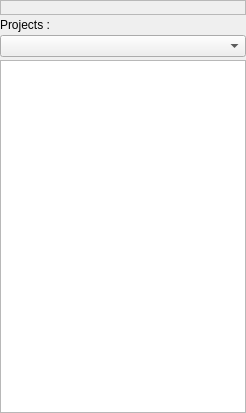
Above: v2/branches/noproject2/trunk/monkey/src/projectsmanager/ui/UIProjectsManager.ui from testmana2/mks before the change. Below: the same form after it.
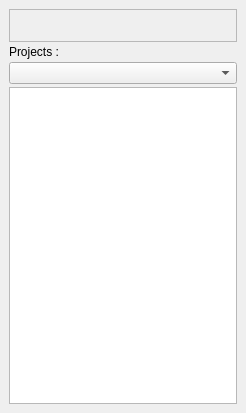
That is the form after the change.

Commit message: reintegrated NoProject to the trunk, now it's ready for integrating with build menu and compiler

Patch:
```diff
--- a/v2/branches/noproject2/trunk/monkey/src/projectsmanager/ui/UIProjectsManager.ui
+++ b/v2/branches/noproject2/trunk/monkey/src/projectsmanager/ui/UIProjectsManager.ui
@@ -17,18 +17,6 @@
     <property name="spacing" >
      <number>3</number>
     </property>
-    <property name="leftMargin" >
-     <number>0</number>
-    </property>
-    <property name="topMargin" >
-     <number>0</number>
-    </property>
-    <property name="rightMargin" >
-     <number>0</number>
-    </property>
-    <property name="bottomMargin" >
-     <number>0</number>
-    </property>
     <item>
      <widget class="QFrame" name="fButtons" >
       <property name="sizePolicy" >
@@ -50,18 +38,6 @@
        <property name="spacing" >
         <number>0</number>
        </property>
-       <property name="leftMargin" >
-        <number>0</number>
-       </property>
-       <property name="topMargin" >
-        <number>0</number>
-       </property>
-       <property name="rightMargin" >
-        <number>0</number>
-       </property>
-       <property name="bottomMargin" >
-        <number>0</number>
-       </property>
        <item>
         <spacer>
          <property name="orientation" >
```
The commit also changes 15 other files.
